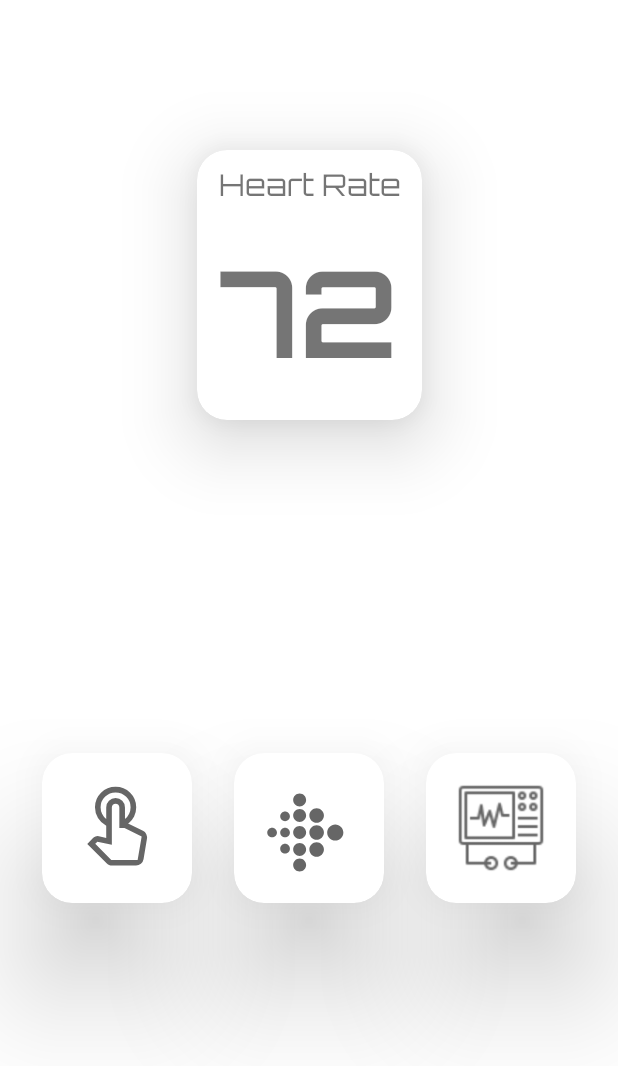
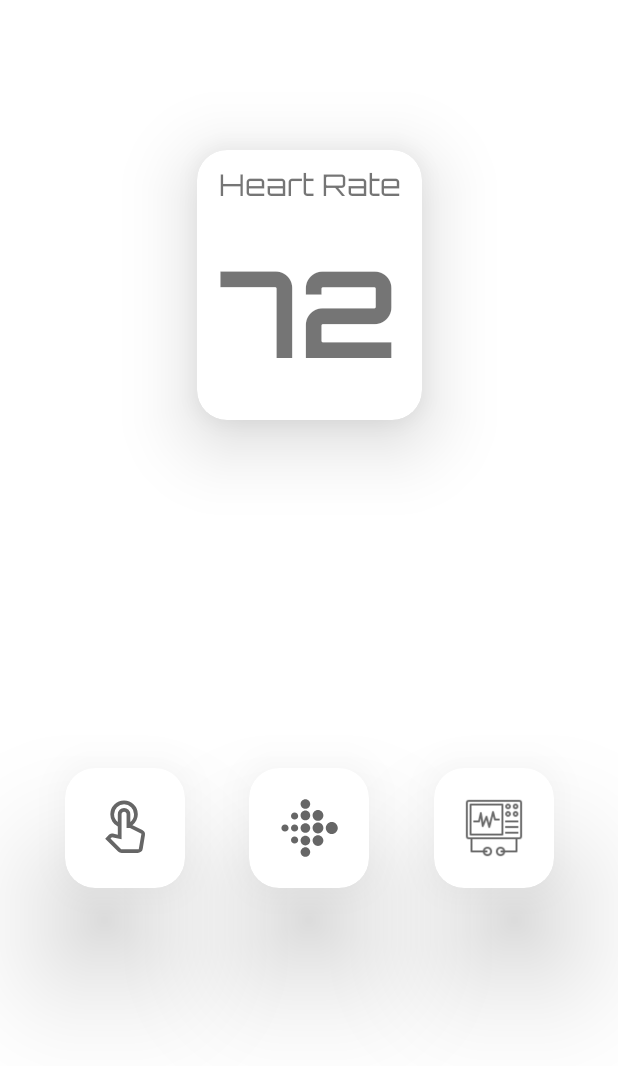
Before and after one commit to Devsoc-BPGC/HRMAA-Prototype, an Android app: the screen it shows after launch (MainActivity), on a phone screen of 412 x 824 dp. Shown: the top 1066 px of the screen. Run offline under Robolectric (Android 15) with nearby library versions, the phone set to English and light mode, and no system bars; our stand-ins replace data binding.

Commit message:
UI decreased button size

```diff
--- a/app/src/main/res/layout/activity_main.xml
+++ b/app/src/main/res/layout/activity_main.xml
@@ -50,8 +50,8 @@
         </androidx.cardview.widget.CardView>
 
         <androidx.cardview.widget.CardView
-            android:layout_width="100dp"
-            android:layout_height="100dp"
+            android:layout_width="80dp"
+            android:layout_height="80dp"
             android:id="@+id/ecg_cv_ma"
             app:cardCornerRadius="20dp"
             app:cardElevation="50dp"
@@ -69,8 +69,8 @@
 
         <androidx.cardview.widget.CardView
             android:id="@+id/fitbit_cv_ma"
-            android:layout_width="100dp"
-            android:layout_height="100dp"
+            android:layout_width="80dp"
+            android:layout_height="80dp"
             app:cardCornerRadius="20dp"
             app:cardElevation="50dp"
             app:layout_constraintBottom_toBottomOf="@+id/ppg_cv_ma"
@@ -80,8 +80,8 @@
             app:layout_constraintEnd_toStartOf="@id/ecg_cv_ma">
 
             <ImageView
-                android:layout_width="54dp"
-                android:layout_height="66dp"
+                android:layout_width="match_parent"
+                android:layout_height="match_parent"
                 android:layout_margin="20dp"
                 android:src="@drawable/ic_icons8_fitbit" />
 
@@ -89,9 +89,9 @@
 
         <androidx.cardview.widget.CardView
             android:id="@+id/ppg_cv_ma"
-            android:layout_width="100dp"
+            android:layout_width="80dp"
 
-            android:layout_height="100dp"
+            android:layout_height="80dp"
             app:cardCornerRadius="20dp"
             app:cardElevation="50dp"
             app:layout_constraintBottom_toBottomOf="parent"
```
